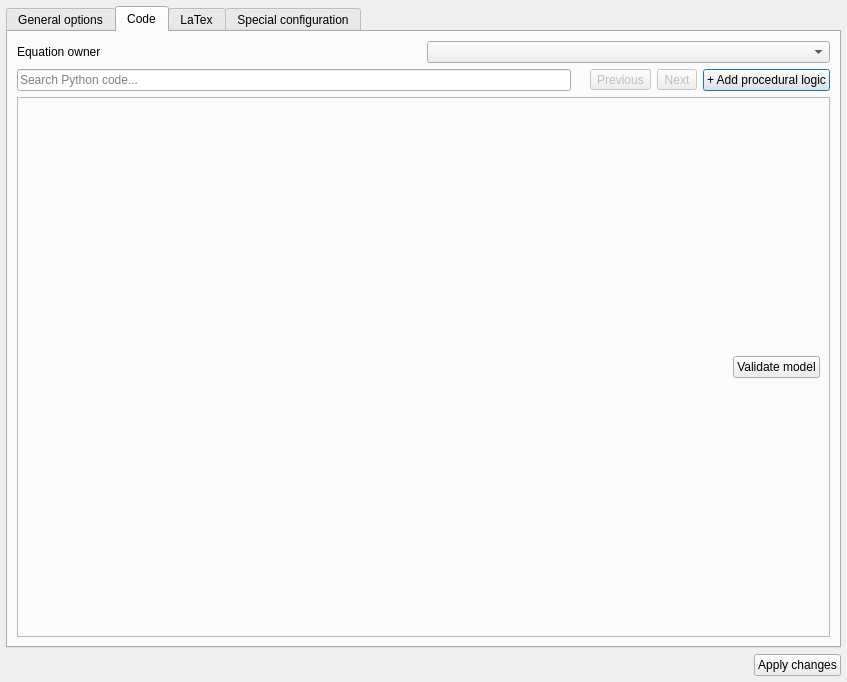
Old version of the form src/VeraGrid/Gui/DynamicModelEditor/Editor/BlockProperties/dynamic_block_properties.ui in the repository JordiBejarUPC/veragrid-hvdc-bipolar-pfc.
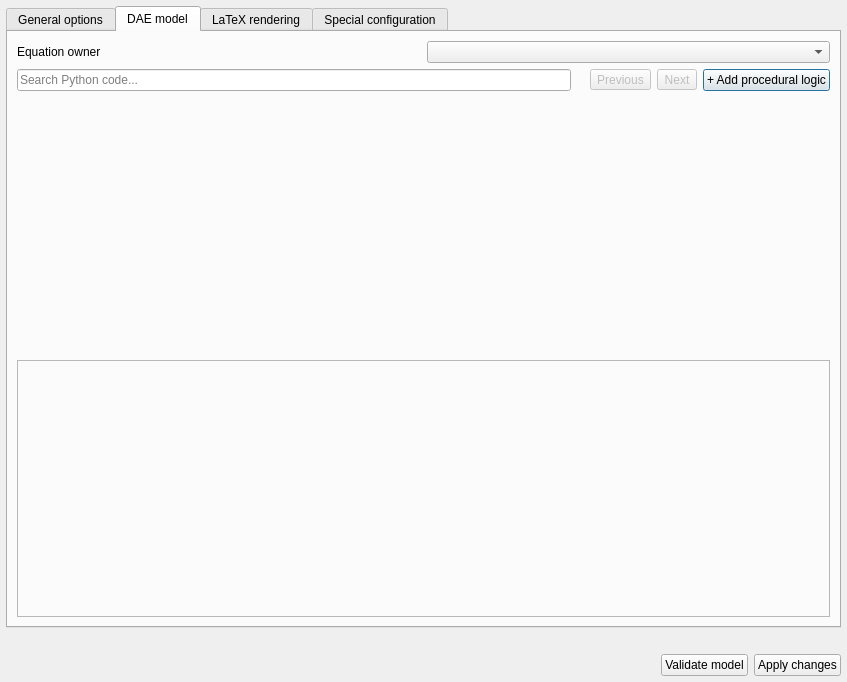
New version of the form. The open tabs and pages were chosen to show the change. Icons and pictures are not drawn.

Commit message: fixing block properties v2

```diff
--- a/src/VeraGrid/Gui/DynamicModelEditor/Editor/BlockProperties/dynamic_block_properties.ui
+++ b/src/VeraGrid/Gui/DynamicModelEditor/Editor/BlockProperties/dynamic_block_properties.ui
@@ -108,7 +108,7 @@
      </widget>
      <widget class="QWidget" name="tab_2">
       <attribute name="title">
-       <string>Code</string>
+       <string>DAE model</string>
       </attribute>
       <layout class="QVBoxLayout" name="verticalLayout">
        <item>
@@ -174,10 +174,28 @@
            </property>
           </widget>
          </item>
+       </layout>
+      </item>
+      <item>
+       <widget class="QWidget" name="dae_editor_container" native="true">
+        <layout class="QVBoxLayout" name="dae_editor_layout">
+         <property name="leftMargin">
+          <number>0</number>
+         </property>
+         <property name="topMargin">
+          <number>0</number>
+         </property>
+         <property name="rightMargin">
+          <number>0</number>
+         </property>
+         <property name="bottomMargin">
+          <number>0</number>
+         </property>
         </layout>
-       </item>
-       <item>
-        <widget class="QFrame" name="frame">
+       </widget>
+      </item>
+      <item>
+       <widget class="QFrame" name="frame">
          <property name="frameShape">
           <enum>QFrame::Shape::StyledPanel</enum>
          </property>
@@ -198,17 +216,6 @@
             </property>
            </spacer>
           </item>
-          <item>
-           <widget class="QPushButton" name="validate_code_button">
-            <property name="text">
-             <string>Validate model</string>
-            </property>
-            <property name="icon">
-             <iconset resource="../../../Icons/icons.qrc">
-              <normaloff>:/Icons/icons/accept.png</normaloff>:/Icons/icons/accept.png</iconset>
-            </property>
-           </widget>
-          </item>
          </layout>
         </widget>
        </item>
@@ -216,7 +223,7 @@
      </widget>
      <widget class="QWidget" name="tab">
       <attribute name="title">
-       <string>LaTex</string>
+       <string>LaTeX rendering</string>
       </attribute>
       <layout class="QVBoxLayout" name="verticalLayout_2">
        <item>
@@ -398,6 +405,22 @@
      </widget>
     </widget>
    </item>
+   <item>
+    <widget class="QLabel" name="status_label">
+     <property name="visible">
+      <bool>false</bool>
+     </property>
+     <property name="text">
+      <string/>
+     </property>
+     <property name="wordWrap">
+      <bool>true</bool>
+     </property>
+     <property name="textInteractionFlags">
+      <set>Qt::TextInteractionFlag::TextSelectableByMouse</set>
+     </property>
+    </widget>
+   </item>
    <item>
     <layout class="QHBoxLayout" name="button_layout">
      <item>
@@ -411,7 +434,18 @@
          <height>20</height>
         </size>
        </property>
-      </spacer>
+     </spacer>
+     </item>
+     <item>
+      <widget class="QPushButton" name="validate_code_button">
+       <property name="text">
+        <string>Validate model</string>
+       </property>
+       <property name="icon">
+        <iconset resource="../../../Icons/icons.qrc">
+         <normaloff>:/Icons/icons/accept.png</normaloff>:/Icons/icons/accept.png</iconset>
+       </property>
+      </widget>
      </item>
      <item>
       <widget class="QPushButton" name="apply_button">
```
Left out of the diff: 17 changed lines with no effect on the pictures. The commit also changes 13 other files.
